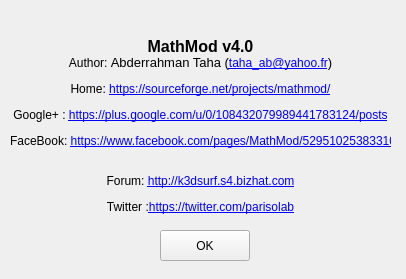
Before: the Qt Designer form ui_forms/about.ui in parisolab/mathmod, drawn with Qt 5.
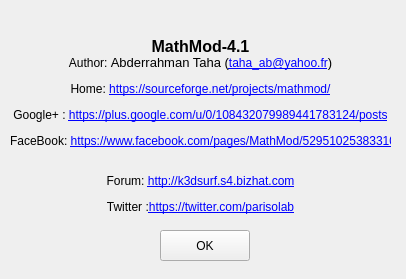
After: the same form once the commit is applied.

Commit message: Add tools to show/create/delete parameters linked to sliders MathMod - https://sourceforge.net/p/mathmod/tickets/61

Patch:
```diff
--- a/ui_forms/about.ui
+++ b/ui_forms/about.ui
@@ -26,7 +26,7 @@
     <font/>
    </property>
    <property name="text">
-    <string>&lt;html&gt;&lt;head/&gt;&lt;body&gt;&lt;p align=&quot;center&quot;&gt;&lt;span style=&quot; font-size:12pt; font-weight:600;&quot;&gt;MathMod v4.0&lt;/span&gt;&lt;br/&gt;Author: &lt;span style=&quot; font-size:10pt;&quot;&gt;Abderrahman Taha (&lt;/span&gt;&lt;a href=&quot;taha_ab@yahoo.fr&quot;&gt;&lt;span style=&quot; text-decoration: underline; color:#0000ff;&quot;&gt;taha_ab@yahoo.fr&lt;/span&gt;&lt;/a&gt;&lt;span style=&quot; font-size:10pt;&quot;&gt;)&lt;/span&gt;&lt;/p&gt;&lt;p align=&quot;center&quot;&gt;Home: &lt;a href=&quot;https://sourceforge.net/projects/mathmod/&quot;&gt;&lt;span style=&quot; text-decoration: underline; color:#0000ff;&quot;&gt;https://sourceforge.net/projects/mathmod/&lt;/span&gt;&lt;/a&gt;&lt;/p&gt;&lt;p align=&quot;center&quot;&gt;Google+  : &lt;a href=&quot;https://plus.google.com/u/0/108432079989441783124/posts&quot;&gt;&lt;span style=&quot; text-decoration: underline; color:#0000ff;&quot;&gt;https://plus.google.com/u/0/108432079989441783124/posts&lt;/span&gt;&lt;/a&gt;&lt;/p&gt;&lt;p align=&quot;center&quot;&gt;FaceBook: &lt;a href=&quot;https://www.facebook.com/pages/MathMod/529510253833102&quot;&gt;&lt;span style=&quot; text-decoration: underline; color:#0000ff;&quot;&gt;https://www.facebook.com/pages/MathMod/529510253833102&lt;/span&gt;&lt;/a&gt;&lt;/p&gt;&lt;p align=&quot;center&quot;&gt;&lt;br/&gt;Forum: &lt;a href=&quot;http://k3dsurf.s4.bizhat.com&quot;&gt;&lt;span style=&quot; text-decoration: underline; color:#0000ff;&quot;&gt;http://k3dsurf.s4.bizhat.com&lt;/span&gt;&lt;/a&gt;&lt;/p&gt;&lt;p align=&quot;center&quot;&gt;Twitter :&lt;a href=&quot;https://twitter.com/parisolab&quot;&gt;&lt;span style=&quot; text-decoration: underline; color:#0000ff;&quot;&gt;https://twitter.com/parisolab&lt;/span&gt;&lt;/a&gt;&lt;/p&gt;&lt;/body&gt;&lt;/html&gt;</string>
+    <string>&lt;html&gt;&lt;head/&gt;&lt;body&gt;&lt;p align=&quot;center&quot;&gt;&lt;span style=&quot; font-size:12pt; font-weight:600;&quot;&gt;MathMod-4.1&lt;/span&gt;&lt;br/&gt;Author: &lt;span style=&quot; font-size:10pt;&quot;&gt;Abderrahman Taha (&lt;/span&gt;&lt;a href=&quot;taha_ab@yahoo.fr&quot;&gt;&lt;span style=&quot; text-decoration: underline; color:#0000ff;&quot;&gt;taha_ab@yahoo.fr&lt;/span&gt;&lt;/a&gt;&lt;span style=&quot; font-size:10pt;&quot;&gt;)&lt;/span&gt;&lt;/p&gt;&lt;p align=&quot;center&quot;&gt;Home: &lt;a href=&quot;https://sourceforge.net/projects/mathmod/&quot;&gt;&lt;span style=&quot; text-decoration: underline; color:#0000ff;&quot;&gt;https://sourceforge.net/projects/mathmod/&lt;/span&gt;&lt;/a&gt;&lt;/p&gt;&lt;p align=&quot;center&quot;&gt;Google+ : &lt;a href=&quot;https://plus.google.com/u/0/108432079989441783124/posts&quot;&gt;&lt;span style=&quot; text-decoration: underline; color:#0000ff;&quot;&gt;https://plus.google.com/u/0/108432079989441783124/posts&lt;/span&gt;&lt;/a&gt;&lt;/p&gt;&lt;p align=&quot;center&quot;&gt;FaceBook: &lt;a href=&quot;https://www.facebook.com/pages/MathMod/529510253833102&quot;&gt;&lt;span style=&quot; text-decoration: underline; color:#0000ff;&quot;&gt;https://www.facebook.com/pages/MathMod/529510253833102&lt;/span&gt;&lt;/a&gt;&lt;/p&gt;&lt;p align=&quot;center&quot;&gt;&lt;br/&gt;Forum: &lt;a href=&quot;http://k3dsurf.s4.bizhat.com&quot;&gt;&lt;span style=&quot; text-decoration: underline; color:#0000ff;&quot;&gt;http://k3dsurf.s4.bizhat.com&lt;/span&gt;&lt;/a&gt;&lt;/p&gt;&lt;p align=&quot;center&quot;&gt;Twitter :&lt;a href=&quot;https://twitter.com/parisolab&quot;&gt;&lt;span style=&quot; text-decoration: underline; color:#0000ff;&quot;&gt;https://twitter.com/parisolab&lt;/span&gt;&lt;/a&gt;&lt;/p&gt;&lt;/body&gt;&lt;/html&gt;</string>
    </property>
    <property name="wordWrap">
     <bool>false</bool>
```
The commit also changes 7 other files.
